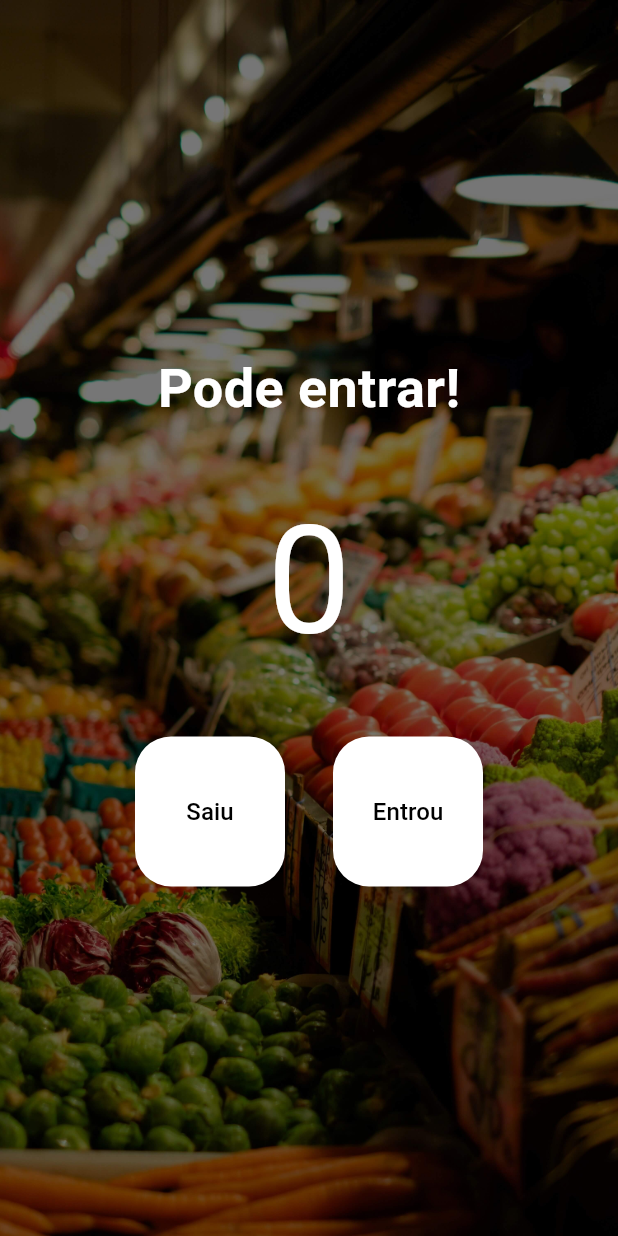
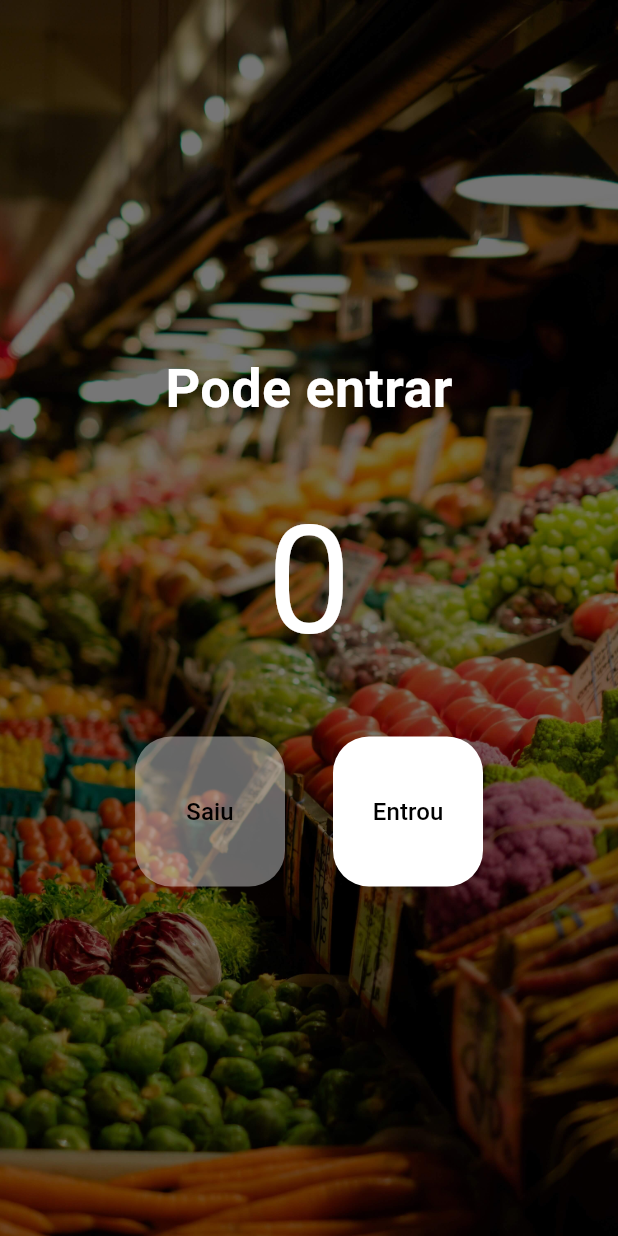
Before and after one commit to dwmartins/App_contador, a Flutter app: the screen it shows after launch, on a phone screen of 412 x 824 dp. Run offline on Flutter 3.47's test engine with Material 3 defaults, Android fonts, the phone set to English and light mode, and no system bars.

Commit message:
feat: Finalizado app

```diff
--- a/lib/main.dart
+++ b/lib/main.dart
@@ -25,10 +25,6 @@ class _HomePageState extends State<HomePage> {
 
   void decrement() {
     setState(() {
-      if(count <= 0) {
-        return;
-      }
-
       count--;
     });
     print(count);
@@ -40,6 +36,9 @@ class _HomePageState extends State<HomePage> {
     });
     print(count);
   }
+
+  bool get isEmpty => count == 0;
+  bool get isFull => count == 20;
 
   @override
   Widget build(BuildContext context) {
@@ -54,31 +53,36 @@ class _HomePageState extends State<HomePage> {
         child: Column(
           mainAxisAlignment: MainAxisAlignment.center,
           children: [
-            const Text(
-              'Pode entrar!',
+            Text(
+              isFull ? 'Lotado' : 'Pode entrar',
               style: TextStyle(
                 fontSize: 36,
-                color: Colors.white,
+                color: isFull ? Colors.red : Colors.white,
                 fontWeight: FontWeight.w700,
               ),
             ),
             Padding(
-              padding: EdgeInsets.all(32),
+              padding: const EdgeInsets.all(32),
               child: Text(
                 '$count',
-                style: TextStyle(fontSize: 100, color: Colors.white),
+                style: TextStyle(
+                  fontSize: 100,
+                  color: isFull ? Colors.red : Colors.white,
+                ),
               ),
             ),
             Row(
               mainAxisAlignment: MainAxisAlignment.center,
               children: [
                 TextButton(
-                  onPressed: decrement,
+                  onPressed: isEmpty ? null : decrement,
                   style: TextButton.styleFrom(
-                      backgroundColor: Colors.white,
-                      fixedSize: const Size(100, 100),
-                      shape: RoundedRectangleBorder(
-                          borderRadius: BorderRadius.circular(24))),
+                    backgroundColor: isEmpty ? Colors.white.withOpacity(0.4) : Colors.white,
+                    fixedSize: const Size(100, 100),
+                    shape: RoundedRectangleBorder(
+                      borderRadius: BorderRadius.circular(24),
+                    ),
+                  ),
                   child: const Text(
                     'Saiu',
                     style: TextStyle(
@@ -91,12 +95,14 @@ class _HomePageState extends State<HomePage> {
                   width: 32,
                 ),
                 TextButton(
-                  onPressed: increment,
+                  onPressed: isFull ? null : increment,
                   style: TextButton.styleFrom(
-                      backgroundColor: Colors.white,
-                      fixedSize: const Size(100, 100),
-                      shape: RoundedRectangleBorder(
-                          borderRadius: BorderRadius.circular(24))),
+                    backgroundColor: isFull ? Colors.white.withOpacity(0.4) : Colors.white,
+                    fixedSize: const Size(100, 100),
+                    shape: RoundedRectangleBorder(
+                      borderRadius: BorderRadius.circular(24),
+                    ),
+                  ),
                   child: const Text(
                     'Entrou',
                     style: TextStyle(
```
